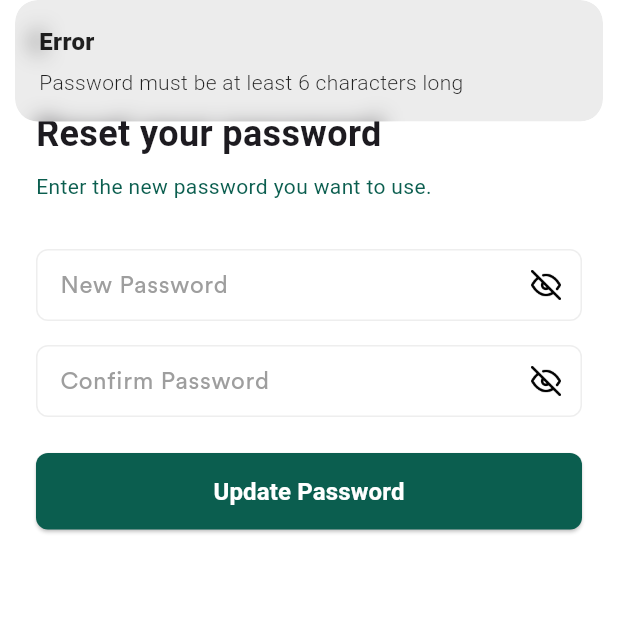
After one commit to 1lwlawck/chartnalyze_apps, a Flutter app: the ChangePasswordView screen opened by its route, after a tap on "Update Password", on a phone screen of 412 x 824 dp, the top half of it. The commit adds this screen. Run offline on Flutter 3.47's test engine with Material 3 defaults, Android fonts, the phone set to English and light mode, and no system bars; our stand-ins replace get; Roboto replaces fonts that are missing (NextTrial); project files that could hold a hidden picture were left out.

Commit message:
Updating email verification and forgot password flow

```diff
--- a/lib/app/modules/Auth/email_verification/views/email_verification_view.dart
+++ b/lib/app/modules/Auth/email_verification/views/email_verification_view.dart
@@ -2,7 +2,7 @@ import 'package:flutter/material.dart';
 import 'package:get/get.dart';
 import '../controllers/email_verification_controller.dart'; // Import the controller
 
-class EmailVerificationView extends StatelessWidget {
+class EmailVerificationView extends GetView<EmailVerificationController> {
   final EmailVerificationController controller =
       Get.put(EmailVerificationController()); // Initialize controller
 
--- /dev/null
+++ b/lib/app/modules/Auth/forgot_password/bindings/change_password_binding.dart
@@ -0,0 +1,9 @@
+import 'package:chartnalyze_apps/app/modules/Auth/forgot_password/controllers/change_password_controller.dart';
+import 'package:get/get.dart';
+
+class ChangePasswordBinding extends Bindings {
+  @override
+  void dependencies() {
+    Get.lazyPut<ChangePasswordController>(() => ChangePasswordController());
+  }
+}
--- a/lib/app/modules/Auth/forgot_password/bindings/reset_password_otp_binding.dart
+++ b/lib/app/modules/Auth/forgot_password/bindings/reset_password_otp_binding.dart
@@ -4,6 +4,6 @@ import '../controllers/reset_password_otp_controller.dart';
 class ResetPasswordOtpBinding extends Bindings {
   @override
   void dependencies() {
-    Get.lazyPut(() => ResetPasswordOtpController());
+    Get.lazyPut<ResetPasswordOtpController>(() => ResetPasswordOtpController());
   }
 }
--- /dev/null
+++ b/lib/app/modules/Auth/forgot_password/controllers/change_password_controller.dart
@@ -0,0 +1,46 @@
+import 'package:chartnalyze_apps/app/routes/app_pages.dart';
+import 'package:flutter/material.dart';
+import 'package:get/get.dart';
+
+class ChangePasswordController extends GetxController {
+  final newPasswordController = TextEditingController();
+  final confirmPasswordController = TextEditingController();
+
+  final isNewPasswordVisible = false.obs;
+  final isConfirmPasswordVisible = false.obs;
+
+  void toggleNewPasswordVisibility() {
+    isNewPasswordVisible.value = !isNewPasswordVisible.value;
+  }
+
+  void toggleConfirmPasswordVisibility() {
+    isConfirmPasswordVisible.value = !isConfirmPasswordVisible.value;
+  }
+
+  void updatePassword() {
+    final newPassword = newPasswordController.text.trim();
+    final confirmPassword = confirmPasswordController.text.trim();
+
+    if (newPassword != confirmPassword) {
+      Get.snackbar("Error", "Passwords do not match");
+      return;
+    }
+
+    if (newPassword.length < 6) {
+      Get.snackbar("Error", "Password must be at least 6 characters long");
+      return;
+    }
+
+    // TODO: Integrasi ke API untuk update password
+
+    Get.snackbar("Success", "Password updated successfully");
+    Get.offNamed(Routes.LOGIN);
+  }
+
+  @override
+  void onClose() {
+    newPasswordController.dispose();
+    confirmPasswordController.dispose();
+    super.onClose();
+  }
+}
--- a/lib/app/modules/Auth/forgot_password/controllers/forgot_password_controller.dart
+++ b/lib/app/modules/Auth/forgot_password/controllers/forgot_password_controller.dart
@@ -17,7 +17,7 @@ class ForgotPasswordController extends GetxController {
       return;
     }
 
-    Get.toNamed(Routes.EMAIL_VERIFICATION);
+    Get.toNamed(Routes.OTP_RESET_PASSWORD, arguments: emailController.text);
   }
 
   @override
--- /dev/null
+++ b/lib/app/modules/Auth/forgot_password/views/change_password_view.dart
@@ -0,0 +1,121 @@
+import 'package:flutter/material.dart';
+import 'package:get/get.dart';
+import 'package:chartnalyze_apps/widget/CustomTextField.dart';
+import 'package:chartnalyze_apps/app/modules/Auth/forgot_password/controllers/change_password_controller.dart';
+
+class ChangePasswordView extends GetView<ChangePasswordController> {
+  const ChangePasswordView({super.key});
+
+  @override
+  Widget build(BuildContext context) {
+    return Scaffold(
+      backgroundColor: Colors.white,
+      appBar: AppBar(
+        backgroundColor: Colors.transparent,
+        elevation: 0,
+        leadingWidth: 50, // Mengatur lebar leading supaya chevron nempel
+        leading: IconButton(
+          padding: EdgeInsets.zero, // Hilangkan padding IconButton
+          icon: const Icon(
+            Icons.chevron_left,
+            color: Colors.black,
+            size: 32, // Ukuran icon biar lebih pas
+          ),
+          onPressed: () => Get.back(),
+        ),
+      ),
+      body: SafeArea(
+        child: Padding(
+          padding: const EdgeInsets.symmetric(horizontal: 24),
+          child: SingleChildScrollView(
+            child: Column(
+              crossAxisAlignment: CrossAxisAlignment.start,
+              children: [
+                const SizedBox(height: 16),
+                const Text(
+                  'Reset your password',
+                  style: TextStyle(
+                    fontSize: 24,
+                    fontWeight: FontWeight.bold,
+                    fontFamily: 'NextTrial',
+                  ),
+                ),
+                const SizedBox(height: 8),
+                const Text(
+                  'Enter the new password you want to use.',
+                  style: TextStyle(
+                    fontSize: 14,
+                    color: Color(0xFF0B5E4F),
+                    fontFamily: 'NextTrial',
+                  ),
+                ),
+                const SizedBox(height: 32),
+
+                // New Password Field
+                Obx(() => CustomTextField(
+                      label: 'New Password',
+                      controller: controller.newPasswordController,
+                      obscureText: !controller.isNewPasswordVisible.value,
+                      suffixIcon: IconButton(
+                        icon: Image.asset(
+                          controller.isNewPasswordVisible.value
+                              ? 'assets/images/eye 1.png'
+                              : 'assets/images/eye-off 1.png',
+                          width: 20,
+                          height: 20,
+                        ),
+                        onPressed: controller.toggleNewPasswordVisibility,
+                      ),
+                    )),
+                const SizedBox(height: 16),
+
+                // Confirm Password Field
+                Obx(() => CustomTextField(
+                      label: 'Confirm Password',
+                      controller: controller.confirmPasswordController,
+                      obscureText: !controller.isConfirmPasswordVisible.value,
+                      suffixIcon: IconButton(
+                        icon: Image.asset(
+                          controller.isConfirmPasswordVisible.value
+                              ? 'assets/images/eye 1.png'
+                              : 'assets/images/eye-off 1.png',
+                          width: 20,
+                          height: 20,
+                        ),
+                        onPressed: controller.toggleConfirmPasswordVisibility,
+                      ),
+                    )),
+                const SizedBox(height: 24),
+
+                // Update Button
+                SizedBox(
+                  width: double.infinity,
+                  child: ElevatedButton(
+                    onPressed: controller.updatePassword,
+                    style: ElevatedButton.styleFrom(
+                      backgroundColor: const Color(0xFF0B5E4F),
+                      padding: const EdgeInsets.symmetric(vertical: 14),
+                      shape: RoundedRectangleBorder(
+                        borderRadius: BorderRadius.circular(8),
+                      ),
+                      minimumSize: const Size(double.infinity, 48),
+                    ),
+                    child: const Text(
+                      'Update Password',
+                      style: TextStyle(
+                        color: Colors.white,
+                        fontSize: 16,
+                        fontWeight: FontWeight.bold,
+                        fontFamily: 'NextTrial',
+                      ),
+                    ),
+                  ),
+                ),
+              ],
+            ),
+          ),
+        ),
+      ),
+    );
+  }
+}
--- a/lib/app/routes/app_pages.dart
+++ b/lib/app/routes/app_pages.dart
@@ -1,5 +1,7 @@
 import 'package:chartnalyze_apps/app/modules/Auth/email_verification/views/success_verification_email.dart';
+import 'package:chartnalyze_apps/app/modules/Auth/forgot_password/bindings/change_password_binding.dart';
 import 'package:chartnalyze_apps/app/modules/Auth/forgot_password/bindings/forgot_password_binding.dart';
+import 'package:chartnalyze_apps/app/modules/Auth/forgot_password/views/change_password_view.dart';
 import 'package:chartnalyze_apps/app/modules/Auth/forgot_password/views/forgot_password_view.dart';
 import 'package:get/get.dart';
 
@@ -84,5 +86,10 @@ class AppPages {
       page: () => ResetPasswordOtpView(),
       binding: ResetPasswordOtpBinding(),
     ),
+    GetPage(
+      name: Routes.CHANGE_PASSWORD,
+      page: () => ChangePasswordView(),
+      binding: ChangePasswordBinding(),
+    ),
   ];
 }
--- a/lib/app/routes/app_routes.dart
+++ b/lib/app/routes/app_routes.dart
@@ -12,6 +12,7 @@ abstract class Routes {
   static const SUCCESS_VERIFICATION = _Paths.SUCCESS_VERIFICATION;
   static const FORGOT_PASSWORD = _Paths.FORGOT_PASSWORD;
   static const OTP_RESET_PASSWORD = _Paths.OTP_RESET_PASSWORD;
+  static const CHANGE_PASSWORD = _Paths.CHANGE_PASSWORD;
 }
 
 abstract class _Paths {
@@ -26,4 +27,5 @@ abstract class _Paths {
   static const SUCCESS_VERIFICATION = '/success-verification';
   static const FORGOT_PASSWORD = '/forgot-password';
   static const OTP_RESET_PASSWORD = '/otp-reset-password';
+  static const CHANGE_PASSWORD = '/change-password';
 }
--- a/pubspec.yaml
+++ b/pubspec.yaml
@@ -31,15 +31,11 @@ dependencies:
   cupertino_icons: ^1.0.8
   flutter:
     sdk: flutter
+  flutter_screenutil: ^5.9.3
   font_awesome_flutter: ^10.8.0
   get: ^4.7.2
 
 dev_dependencies:
-  # The "flutter_lints" package below contains a set of recommended lints to
-  # encourage good coding practices. The lint set provided by the package is
-  # activated in the `analysis_options.yaml` file located at the root of your
-  # package. See that file for information about deactivating specific lint
-  # rules and activating additional ones.
   flutter_lints: ^5.0.0
   flutter_test:
     sdk: flutter
```
Also changed, not shown: lib/app/modules/Auth/forgot_password/controllers/reset_password_otp_controller.dart (+35 -51 lines), lib/app/modules/Auth/forgot_password/views/reset_password_otp_view.dart (+76 -58 lines), pubspec.lock.
